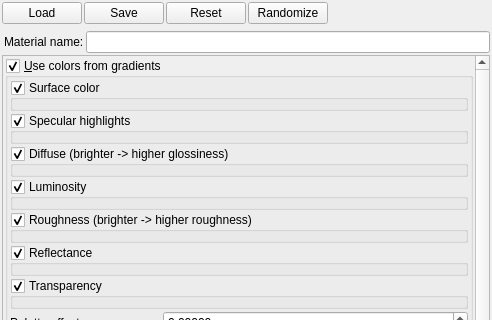
Old version of the form mandelbulber2/qt/material_editor.ui in the repository buddhi1980/mandelbulber2; both pictures show x 0 to 492 and y 0 to 320 of the 492 by 1278 pixel window.
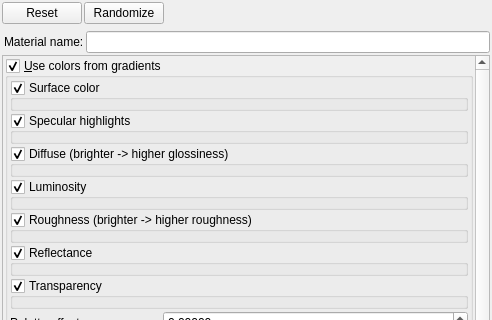
New version of the form. Icons and pictures are not drawn. Custom widgets are drawn as their Qt base class.

Commit message: Fixed problem #748. Removed load/save buttons from material editor which should be not used.

```diff
--- a/mandelbulber2/qt/material_editor.ui
+++ b/mandelbulber2/qt/material_editor.ui
@@ -31,20 +31,6 @@
    </property>
    <item>
     <layout class="QHBoxLayout" name="horizontalLayout_3">
-     <item>
-      <widget class="cButtonLoadSettingsFromWidget" name="pushButton_local_load_2">
-       <property name="text">
-        <string>Load</string>
-       </property>
-      </widget>
-     </item>
-     <item>
-      <widget class="cButtonSaveSettingsFromWidget" name="pushButton_local_save_2">
-       <property name="text">
-        <string>Save</string>
-       </property>
-      </widget>
-     </item>
      <item>
       <widget class="cButtonResetSettingsFromWidget" name="pushButton_local_reset_2">
        <property name="text">
@@ -4835,16 +4821,6 @@
    <extends>QLineEdit</extends>
    <header>my_line_edit.h</header>
   </customwidget>
-  <customwidget>
-   <class>cButtonLoadSettingsFromWidget</class>
-   <extends>QPushButton</extends>
-   <header>buton_load_settings_from_widget.h</header>
-  </customwidget>
-  <customwidget>
-   <class>cButtonSaveSettingsFromWidget</class>
-   <extends>QPushButton</extends>
-   <header>buton_save_settings_from_widget.h</header>
-  </customwidget>
   <customwidget>
    <class>cButtonResetSettingsFromWidget</class>
    <extends>QPushButton</extends>
```
